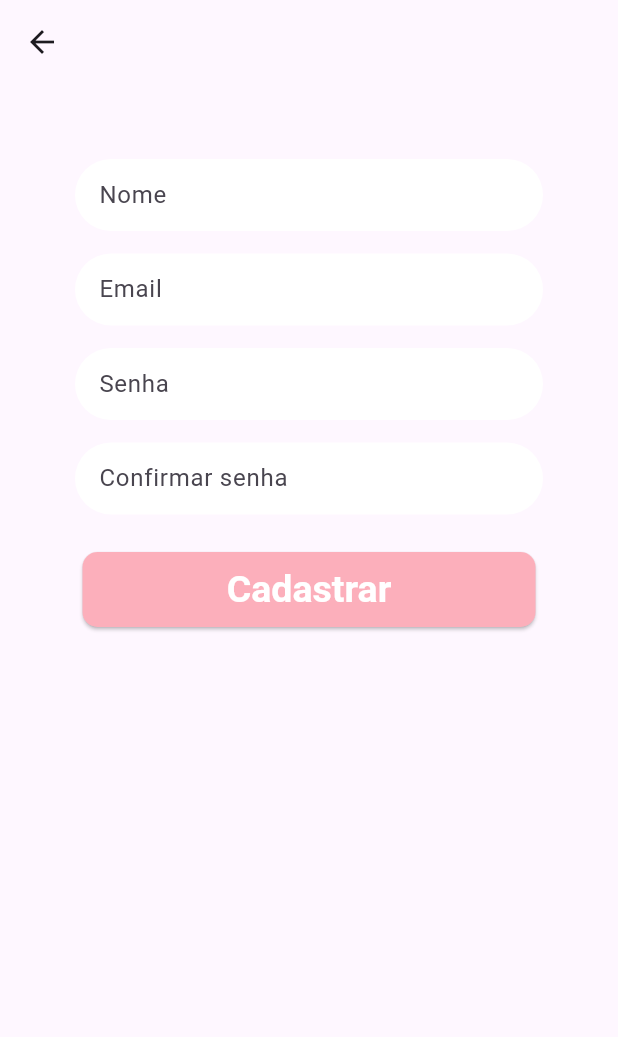
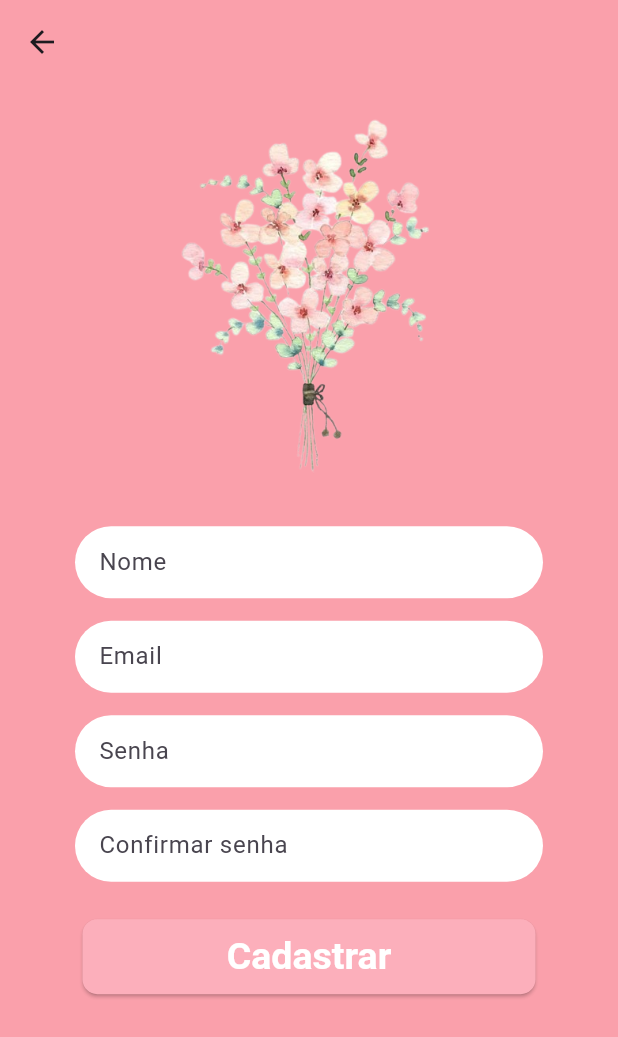
Before and after one commit to HenryGFiedler/Floricultura, a Flutter app: the CadastroScreen screen opened directly, on a phone screen of 412 x 824 dp. Shown: the top 1037 px of the screen. Run offline on Flutter 3.47's test engine with Material 3 defaults, Android fonts, the phone set to English and light mode, and no system bars.

Commit message:
Estilização CadastroScreen

```diff
--- a/lib/screens/cadastro_screen.dart
+++ b/lib/screens/cadastro_screen.dart
@@ -53,17 +53,25 @@ class _CadastroScreenState extends State<CadastroScreen> {
   @override
   Widget build(BuildContext context) {
     return Scaffold(
-      appBar: AppBar(),
+      appBar: AppBar(backgroundColor: Colors.transparent,),
+      backgroundColor: Color(0xB8F87C8A),
       resizeToAvoidBottomInset: true,
       body: SingleChildScrollView(
         child: Padding(
-          padding: const EdgeInsets.all(50),
+          padding: const EdgeInsets.fromLTRB(50, 0, 50, 50),
           child: Form(
             key: _formKey,
             autovalidateMode: AutovalidateMode.onUnfocus,
             child: Column(
               crossAxisAlignment: CrossAxisAlignment.center,
               children: [
+                Padding(
+                  padding: const EdgeInsets.symmetric(horizontal: 50),
+                  child: Image.asset(
+                    "assets/images/logo.png",
+                    fit: BoxFit.cover,
+                  ),
+                ),
                 TextInputValidation(
                   controller: nameController,
                   hintText: 'Nome',
```
